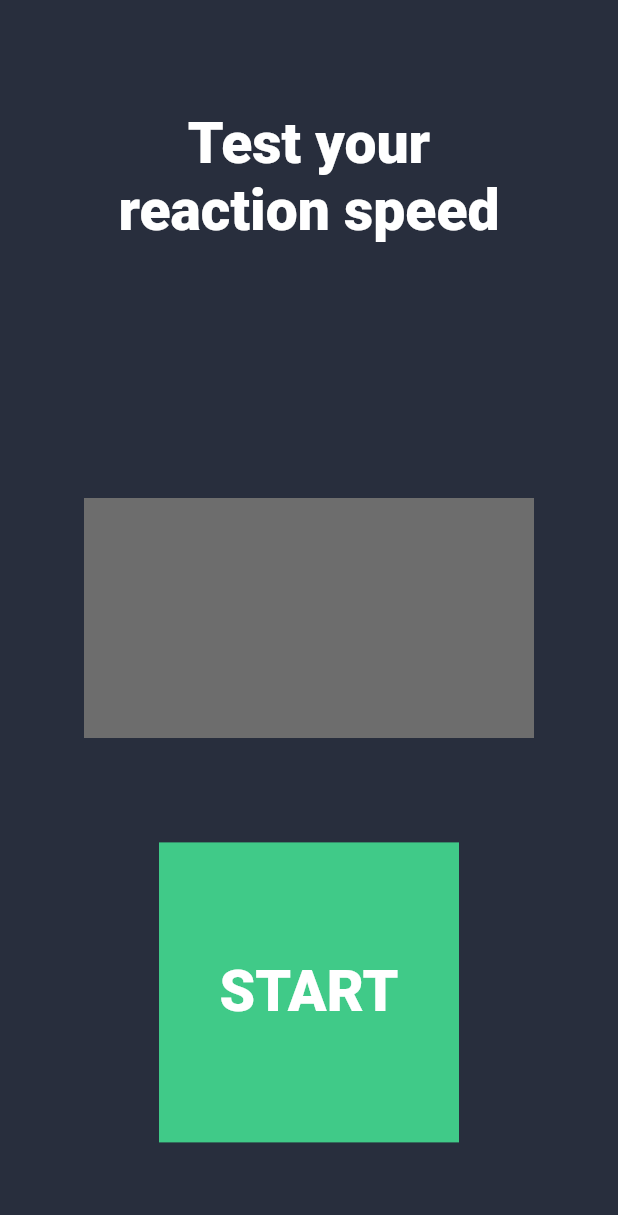
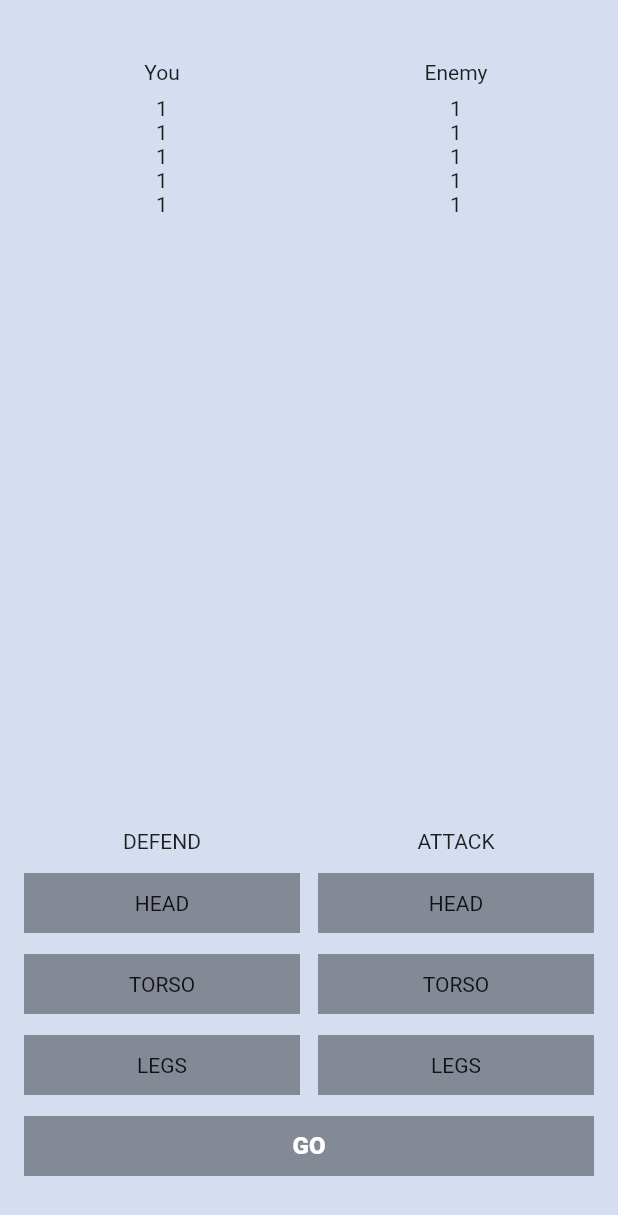
Before and after one commit to friendboy1/flutter_course, a Flutter app: the screen it shows after launch, on a phone screen of 412 x 824 dp. Shown: the top 1215 px of the screen. Run offline on Flutter 3.47's test engine with Material 2 defaults, Android fonts, the phone set to English and light mode, and no system bars.

Commit message:
homework 1

```diff
--- a/lib/main.dart
+++ b/lib/main.dart
@@ -1,6 +1,3 @@
-import 'dart:async';
-import 'dart:math';
-
 import 'package:flutter/material.dart';
 
 void main() {
@@ -8,6 +5,7 @@ void main() {
 }
 
 class MyApp extends StatelessWidget {
+  // This widget is the root of your application.
   @override
   Widget build(BuildContext context) {
     return MaterialApp(
@@ -24,132 +22,224 @@ class MyHomePage extends StatefulWidget {
 }
 
 class _MyHomePageState extends State<MyHomePage> {
-  String millisecondsText = "";
-  GameState gameState = GameState.readyToStart;
-
-  Timer? waitingTimer;
-  Timer? stoppableTimer;
+  BodyPart? defendingBodyPart;
+  BodyPart? attackingBodyPart;
+  Color colorButtonGo = Colors.black38;
 
   @override
   Widget build(BuildContext context) {
     return Scaffold(
-      backgroundColor: const Color(0xFF282E3D),
-      body: Stack(children: [
-        Align(
-          alignment: const Alignment(0, -0.8),
-          child: Text(
-            "Test your\nreaction speed",
-            textAlign: TextAlign.center,
-            style: TextStyle(
-                fontSize: 38, fontWeight: FontWeight.w900, color: Colors.white),
+      backgroundColor: const Color.fromRGBO(213, 222, 240, 1),
+      body: Column(
+        children: [
+          SizedBox(height: 40),
+          Row(
+            children: [
+              SizedBox(width: 16),
+              Expanded(child: Center(child: Text("You"))),
+              SizedBox(width: 12),
+              Expanded(child: Center(child: Text("Enemy"))),
+              SizedBox(width: 16),
+            ],
+          ),
+          SizedBox(height: 8),
+          Row(
+            children: [
+              SizedBox(width: 16),
+              Expanded(
+                flex: 1,
+                child: Column(
+                  children: [
+                    Center(child: Text("1")),
+                    Center(child: Text("1")),
+                    Center(child: Text("1")),
+                    Center(child: Text("1")),
+                    Center(child: Text("1")),
+                  ],
                 ),
               ),
-        Align(
-          alignment: Alignment.center,
+              SizedBox(width: 12),
+              Expanded(
+                flex: 1,
+                child: Column(
+                  children: [
+                    Center(child: Text("1")),
+                    Center(child: Text("1")),
+                    Center(child: Text("1")),
+                    Center(child: Text("1")),
+                    Center(child: Text("1")),
+                  ],
+                ),
+              ),
+              SizedBox(width: 16),
+            ],
+          ),
+          Expanded(child: SizedBox()),
+          Row(
+            mainAxisAlignment: MainAxisAlignment.center,
+            children: [
+              SizedBox(width: 16),
+              Expanded(
+                child: Column(
+                  children: [
+                    Text("Defend".toUpperCase()),
+                    SizedBox(
+                      height: 13,
+                    ),
+                    BodyPartButton(
+                      bodyPart: BodyPart.head,
+                      selected: defendingBodyPart == BodyPart.head,
+                      bodyPartSetter: _selectDefendingBodyPart,
+                    ),
+                    SizedBox(height: 14),
+                    BodyPartButton(
+                      bodyPart: BodyPart.torso,
+                      selected: defendingBodyPart == BodyPart.torso,
+                      bodyPartSetter: _selectDefendingBodyPart,
+                    ),
+                    SizedBox(height: 14),
+                    BodyPartButton(
+                      bodyPart: BodyPart.legs,
+                      selected: defendingBodyPart == BodyPart.legs,
+                      bodyPartSetter: _selectDefendingBodyPart,
+                    )
+                  ],
+                ),
+              ),
+              SizedBox(width: 12),
+              Expanded(
+                child: Column(
+                  children: [
+                    Text("Attack".toUpperCase()),
+                    SizedBox(
+                      height: 13,
+                    ),
+                    BodyPartButton(
+                      bodyPart: BodyPart.head,
+                      selected: attackingBodyPart == BodyPart.head,
+                      bodyPartSetter: _selectAttackingBodyPart,
+                    ),
+                    SizedBox(height: 14),
+                    BodyPartButton(
+                      bodyPart: BodyPart.torso,
+                      selected: attackingBodyPart == BodyPart.torso,
+                      bodyPartSetter: _selectAttackingBodyPart,
+                    ),
+                    SizedBox(height: 14),
+                    BodyPartButton(
+                      bodyPart: BodyPart.legs,
+                      selected: attackingBodyPart == BodyPart.legs,
+                      bodyPartSetter: _selectAttackingBodyPart,
+                    )
+                  ],
+                ),
+              ),
+              SizedBox(width: 16),
+            ],
+          ),
+          SizedBox(height: 14),
+          Row(
+            children: [
+              SizedBox(
+                width: 16,
+              ),
+              Expanded(
+                  child: SizedBox(
+                height: 40,
+                child: GestureDetector(
+                  onTap: _onTapButtonGo,
                   child: ColoredBox(
-            color: const  Color(0xFF6D6D6D),
-            child: SizedBox(
-              height: 160,
-              width: 300,
+                    color: colorButtonGo,
                     child: Center(
                         child: Text(
-                  millisecondsText,
-                  textAlign: TextAlign.center,
+                      "Go".toUpperCase(),
                       style: TextStyle(
-                      fontSize: 36,
-                      fontWeight: FontWeight.w500,
+                          fontWeight: FontWeight.w900,
+                          fontSize: 16,
                           color: Colors.white),
+                    )),
                   ),
                 ),
+              )),
+              SizedBox(
+                width: 16,
               ),
+            ],
           ),
+          SizedBox(height: 40)
+        ],
       ),
-        Align(
-          alignment: const Alignment(0, 0.8),
-          child: GestureDetector(
-            onTap: () => setState(() {
-              switch (gameState) {
-                case GameState.readyToStart:
-                  gameState = GameState.waiting;
-                  millisecondsText = "";
-                  _startWaitingTimer();
-                  break;
-                case GameState.waiting:
-                  break;
-                case GameState.canBeStopped:
-                  gameState = GameState.readyToStart;
-                  stoppableTimer?.cancel();
-                  break;
-              }
-            }),
-            child: ColoredBox(
-              color: _getBottomButtonColor(),
-              child: SizedBox(
-                height: 200,
-                width: 200,
-                child: Center(
-                  child: Text(
-                    _getButtonText(),
-                    style: TextStyle(
-                        fontSize: 38,
-                        fontWeight: FontWeight.w900,
-                        color: Colors.white),
-                  ),
-                ),
-              ),
-            ),
-          ),
-        ),
-      ]),
     );
   }
 
-  String _getButtonText() {
-    switch (gameState) {
-      case GameState.readyToStart:
-        return "START";
-      case GameState.waiting:
-        return "WAIT";
-      case GameState.canBeStopped:
-        return "STOP";
+  void _selectDefendingBodyPart(final BodyPart value) {
+    setState(() {
+      defendingBodyPart = value;
+      if (attackingBodyPart != null) {
+        colorButtonGo = Colors.black87;
       }
+    });
   }
-  Color _getBottomButtonColor() {
-    switch (gameState) {
-      case GameState.readyToStart:
-        return const Color(0xFF40CA88);
-      case GameState.waiting:
-        return const Color(0xFFE0982D);
-      case GameState.canBeStopped:
-        return const Color(0xFFE02D47);
+
+  void _selectAttackingBodyPart(final BodyPart value) {
+    setState(() {
+      attackingBodyPart = value;
+      if (defendingBodyPart != null) {
+        colorButtonGo = Colors.black87;
+      }
+    });
+  }
+
+  void _onTapButtonGo() {
+    if (attackingBodyPart != null && defendingBodyPart != null) {
+      setState(() {
+        defendingBodyPart = null;
+        attackingBodyPart = null;
+        colorButtonGo = Colors.black38;
+      });
+    }
   }
 }
 
-  void _startWaitingTimer() {
-    final int randomMilliseconds = Random().nextInt(4000) + 1000;
-    waitingTimer = Timer(Duration(milliseconds: randomMilliseconds), () {
-      setState(() {
-        gameState = GameState.canBeStopped;
-      });
-      _startStoppableTimer();
-    });
+class BodyPart {
+  final String name;
+
+  const BodyPart._(this.name);
+
+  static const head = BodyPart._("Head");
+  static const torso = BodyPart._("Torso");
+  static const legs = BodyPart._("Legs");
+
+  @override
+  String toString() {
+    return 'BodyPart{name: $name}';
+  }
 }
 
-  void _startStoppableTimer() {
-    stoppableTimer = Timer.periodic(Duration(milliseconds: 16), (timer) {
-      setState(() {
-        millisecondsText = "${timer.tick * 16} ms";
-      });
-    });
-  }
+class BodyPartButton extends StatelessWidget {
+  final BodyPart bodyPart;
+  final bool selected;
+  final ValueSetter<BodyPart> bodyPartSetter;
+
+  const BodyPartButton({
+    Key? key,
+    required this.bodyPart,
+    required this.selected,
+    required this.bodyPartSetter,
+  }) : super(key: key);
 
   @override
-  void dispose() {
-    waitingTimer?.cancel();
-    stoppableTimer?.cancel();
-    super.dispose();
+  Widget build(BuildContext context) {
+    return GestureDetector(
+      onTap: () => bodyPartSetter(bodyPart),
+      child: SizedBox(
+        height: 40,
+        child: ColoredBox(
+          color:
+              selected ? const Color.fromRGBO(28, 121, 206, 1) : Colors.black38,
+          child: Center(child: Text(bodyPart.name.toUpperCase())),
+        ),
+      ),
+    );
   }
-
 }
-
-enum GameState { readyToStart, waiting, canBeStopped }
--- a/pubspec.yaml
+++ b/pubspec.yaml
@@ -1,4 +1,4 @@
-name: flutter_push
+name: flutter_fight_club
 description: A new Flutter project.
 
 # The following line prevents the package from being accidentally published to
```
Also changed, not shown: lib/dart_lesson/classes.dart (deleted, +0 -111 lines), lib/dart_lesson/exceptions.dart (deleted, +0 -26 lines), lib/dart_lesson/types.dart (deleted, +0 -90 lines), 5 other files. Lines whose indentation alone changed are shown as unchanged.
